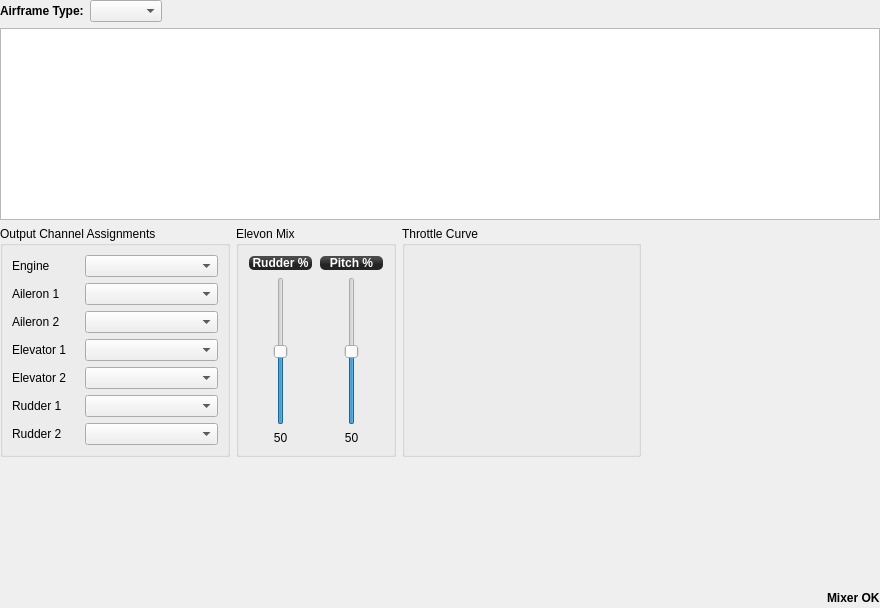
First picture: the form in ground/openpilotgcs/src/plugins/config/airframe_fixedwing.ui, repository openpilot/OpenPilot, before the edit.
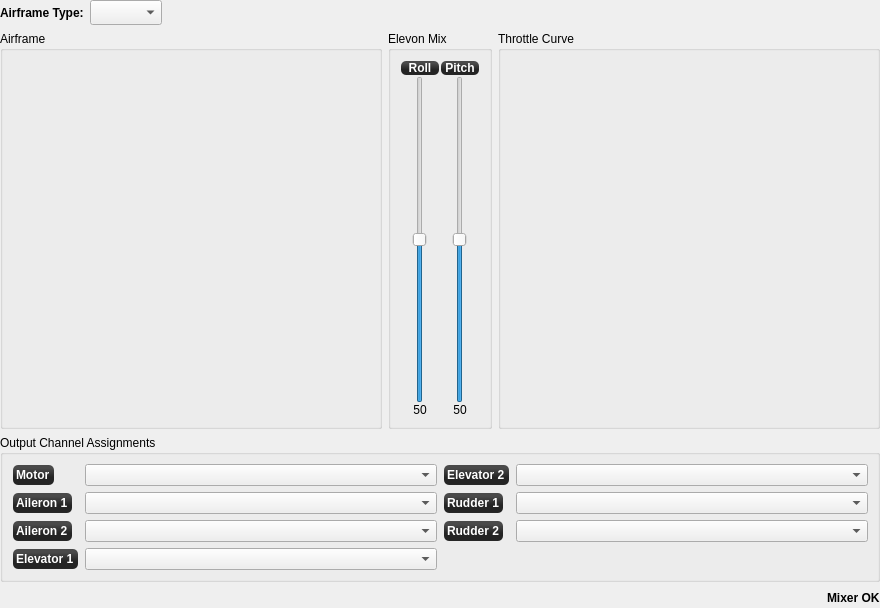
Second picture: the form after the edit. Custom widgets are drawn as their Qt base class.

Commit message: First draft of totally reworked FixedWing layout for the config plugin

```diff
--- a/ground/openpilotgcs/src/plugins/config/airframe_fixedwing.ui
+++ b/ground/openpilotgcs/src/plugins/config/airframe_fixedwing.ui
@@ -13,7 +13,7 @@
   <property name="windowTitle">
    <string>Form</string>
   </property>
-  <layout class="QVBoxLayout" name="verticalLayout_10">
+  <layout class="QGridLayout" name="gridLayout">
    <property name="leftMargin">
     <number>0</number>
    </property>
@@ -26,8 +26,310 @@
    <property name="bottomMargin">
     <number>0</number>
    </property>
-   <item>
-    <layout class="QHBoxLayout" name="horizontalLayout_2">
+   <item row="2" column="0">
+    <widget class="QGroupBox" name="groupBox_10">
+     <property name="minimumSize">
+      <size>
+       <width>10</width>
+       <height>10</height>
+      </size>
+     </property>
+     <property name="maximumSize">
+      <size>
+       <width>16777215</width>
+       <height>16777215</height>
+      </size>
+     </property>
+     <property name="title">
+      <string>Airframe</string>
+     </property>
+     <layout class="QVBoxLayout" name="verticalLayout_8" stretch="1">
+      <property name="leftMargin">
+       <number>9</number>
+      </property>
+      <property name="topMargin">
+       <number>9</number>
+      </property>
+      <property name="rightMargin">
+       <number>9</number>
+      </property>
+      <property name="bottomMargin">
+       <number>9</number>
+      </property>
+      <item>
+       <widget class="QGraphicsView" name="planeShape">
+        <property name="sizePolicy">
+         <sizepolicy hsizetype="MinimumExpanding" vsizetype="MinimumExpanding">
+          <horstretch>0</horstretch>
+          <verstretch>0</verstretch>
+         </sizepolicy>
+        </property>
+        <property name="minimumSize">
+         <size>
+          <width>10</width>
+          <height>10</height>
+         </size>
+        </property>
+        <property name="styleSheet">
+         <string notr="true">background:transparent</string>
+        </property>
+        <property name="frameShape">
+         <enum>QFrame::NoFrame</enum>
+        </property>
+        <property name="frameShadow">
+         <enum>QFrame::Plain</enum>
+        </property>
+       </widget>
+      </item>
+     </layout>
+    </widget>
+   </item>
+   <item row="2" column="2">
+    <widget class="QGroupBox" name="throttleCurveBox">
+     <property name="sizePolicy">
+      <sizepolicy hsizetype="Minimum" vsizetype="Preferred">
+       <horstretch>0</horstretch>
+       <verstretch>0</verstretch>
+      </sizepolicy>
+     </property>
+     <property name="minimumSize">
+      <size>
+       <width>10</width>
+       <height>10</height>
+      </size>
+     </property>
+     <property name="maximumSize">
+      <size>
+       <width>16777215</width>
+       <height>16777215</height>
+      </size>
+     </property>
+     <property name="title">
+      <string>Throttle Curve</string>
+     </property>
+     <layout class="QVBoxLayout" name="verticalLayout_9">
+      <property name="leftMargin">
+       <number>9</number>
+      </property>
+      <property name="topMargin">
+       <number>9</number>
+      </property>
+      <property name="rightMargin">
+       <number>9</number>
+      </property>
+      <property name="bottomMargin">
+       <number>9</number>
+      </property>
+      <item>
+       <widget class="MixerCurve" name="fixedWingThrottle" native="true">
+        <property name="sizePolicy">
+         <sizepolicy hsizetype="MinimumExpanding" vsizetype="MinimumExpanding">
+          <horstretch>0</horstretch>
+          <verstretch>0</verstretch>
+         </sizepolicy>
+        </property>
+        <property name="minimumSize">
+         <size>
+          <width>10</width>
+          <height>10</height>
+         </size>
+        </property>
+        <property name="sizeIncrement">
+         <size>
+          <width>10</width>
+          <height>10</height>
+         </size>
+        </property>
+        <property name="baseSize">
+         <size>
+          <width>50</width>
+          <height>50</height>
+         </size>
+        </property>
+       </widget>
+      </item>
+     </layout>
+    </widget>
+   </item>
+   <item row="2" column="1">
+    <widget class="QGroupBox" name="elevonMixBox">
+     <property name="maximumSize">
+      <size>
+       <width>16777215</width>
+       <height>16777215</height>
+      </size>
+     </property>
+     <property name="title">
+      <string>Elevon Mix</string>
+     </property>
+     <layout class="QGridLayout" name="gridLayout_2">
+      <property name="leftMargin">
+       <number>9</number>
+      </property>
+      <property name="topMargin">
+       <number>9</number>
+      </property>
+      <property name="rightMargin">
+       <number>9</number>
+      </property>
+      <property name="bottomMargin">
+       <number>9</number>
+      </property>
+      <property name="horizontalSpacing">
+       <number>0</number>
+      </property>
+      <item row="0" column="0">
+       <layout class="QVBoxLayout" name="verticalLayout">
+        <item>
+         <widget class="QLabel" name="elevonLabel1">
+          <property name="sizePolicy">
+           <sizepolicy hsizetype="Minimum" vsizetype="Preferred">
+            <horstretch>0</horstretch>
+            <verstretch>0</verstretch>
+           </sizepolicy>
+          </property>
+          <property name="minimumSize">
+           <size>
+            <width>40</width>
+            <height>0</height>
+           </size>
+          </property>
+          <property name="maximumSize">
+           <size>
+            <width>16777215</width>
+            <height>16777215</height>
+           </size>
+          </property>
+          <property name="styleSheet">
+           <string notr="true">background-color: qlineargradient(spread:reflect, x1:0.507, y1:0, x2:0.507, y2:0.772, stop:0.208955 rgba(74, 74, 74, 255), stop:0.78607 rgba(36, 36, 36, 255));
+color: rgb(255, 255, 255);
+border-radius: 5;
+font: bold 12px;
+margin:1px;</string>
+          </property>
+          <property name="text">
+           <string>Roll</string>
+          </property>
+          <property name="alignment">
+           <set>Qt::AlignCenter</set>
+          </property>
+         </widget>
+        </item>
+        <item>
+         <widget class="QSlider" name="elevonSlider1">
+          <property name="minimumSize">
+           <size>
+            <width>40</width>
+            <height>0</height>
+           </size>
+          </property>
+          <property name="toolTip">
+           <string>Weight of Roll mixing in percent.
+Typical values are 100% for + configuration and 50% for X configuration on quads.</string>
+          </property>
+          <property name="maximum">
+           <number>100</number>
+          </property>
+          <property name="value">
+           <number>50</number>
+          </property>
+          <property name="orientation">
+           <enum>Qt::Vertical</enum>
+          </property>
+         </widget>
+        </item>
+        <item>
+         <widget class="QLabel" name="mrRollMixValue">
+          <property name="minimumSize">
+           <size>
+            <width>40</width>
+            <height>0</height>
+           </size>
+          </property>
+          <property name="text">
+           <string>50</string>
+          </property>
+          <property name="alignment">
+           <set>Qt::AlignCenter</set>
+          </property>
+         </widget>
+        </item>
+       </layout>
+      </item>
+      <item row="0" column="1">
+       <layout class="QVBoxLayout" name="verticalLayout_2">
+        <item>
+         <widget class="QLabel" name="elevonLabel2">
+          <property name="minimumSize">
+           <size>
+            <width>40</width>
+            <height>0</height>
+           </size>
+          </property>
+          <property name="styleSheet">
+           <string notr="true">background-color: qlineargradient(spread:reflect, x1:0.507, y1:0, x2:0.507, y2:0.772, stop:0.208955 rgba(74, 74, 74, 255), stop:0.78607 rgba(36, 36, 36, 255));
+color: rgb(255, 255, 255);
+border-radius: 5;
+font: bold 12px;
+margin:1px;</string>
+          </property>
+          <property name="text">
+           <string>Pitch</string>
+          </property>
+          <property name="alignment">
+           <set>Qt::AlignCenter</set>
+          </property>
+         </widget>
+        </item>
+        <item>
+         <widget class="QSlider" name="elevonSlider2">
+          <property name="minimumSize">
+           <size>
+            <width>40</width>
+            <height>0</height>
+           </size>
+          </property>
+          <property name="toolTip">
+           <string>Weight of Pitch mixing in percent.
+Typical values are 100% for + configuration and 50% for X configuration on quads.</string>
+          </property>
+          <property name="maximum">
+           <number>100</number>
+          </property>
+          <property name="value">
+           <number>50</number>
+          </property>
+          <property name="orientation">
+           <enum>Qt::Vertical</enum>
+          </property>
+         </widget>
+        </item>
+        <item>
+         <widget class="QLabel" name="mrPitchMixValue">
+          <property name="minimumSize">
+           <size>
+            <width>40</width>
+            <height>0</height>
+           </size>
+          </property>
+          <property name="text">
+           <string>50</string>
+          </property>
+          <property name="alignment">
+           <set>Qt::AlignCenter</set>
+          </property>
+         </widget>
+        </item>
+       </layout>
+      </item>
+     </layout>
+    </widget>
+   </item>
+   <item row="0" column="0" colspan="3">
+    <layout class="QHBoxLayout" name="horizontalLayout_7">
+     <property name="sizeConstraint">
+      <enum>QLayout::SetFixedSize</enum>
+     </property>
      <item>
       <widget class="QLabel" name="label">
        <property name="font">
@@ -42,63 +344,227 @@
       </widget>
      </item>
      <item>
-      <widget class="QComboBox" name="fixedWingType"/>
-     </item>
-     <item>
-      <spacer name="horizontalSpacer_3">
-       <property name="orientation">
-        <enum>Qt::Horizontal</enum>
-       </property>
-       <property name="sizeHint" stdset="0">
-        <size>
-         <width>40</width>
-         <height>20</height>
-        </size>
-       </property>
-      </spacer>
-     </item>
-    </layout>
-   </item>
-   <item>
-    <widget class="QGraphicsView" name="planeShape">
-     <property name="sizePolicy">
-      <sizepolicy hsizetype="MinimumExpanding" vsizetype="MinimumExpanding">
-       <horstretch>0</horstretch>
-       <verstretch>0</verstretch>
-      </sizepolicy>
-     </property>
-    </widget>
-   </item>
-   <item>
-    <layout class="QHBoxLayout" name="horizontalLayout_4">
-     <property name="rightMargin">
-      <number>0</number>
-     </property>
-     <item>
-      <widget class="QGroupBox" name="channelBox">
+      <widget class="QComboBox" name="fixedWingType">
        <property name="sizePolicy">
-        <sizepolicy hsizetype="Preferred" vsizetype="Expanding">
+        <sizepolicy hsizetype="Fixed" vsizetype="Minimum">
          <horstretch>0</horstretch>
          <verstretch>0</verstretch>
         </sizepolicy>
        </property>
        <property name="minimumSize">
         <size>
-         <width>230</width>
-         <height>100</height>
+         <width>25</width>
+         <height>25</height>
         </size>
        </property>
-       <property name="title">
-        <string>Output Channel Assignments</string>
+       <property name="maximumSize">
+        <size>
+         <width>16777215</width>
+         <height>25</height>
+        </size>
        </property>
+       <property name="toolTip">
+        <string>Select the Multirotor frame type here.</string>
+       </property>
+      </widget>
+     </item>
+     <item>
+      <spacer name="horizontalSpacer_5">
+       <property name="orientation">
+        <enum>Qt::Horizontal</enum>
+       </property>
+       <property name="sizeHint" stdset="0">
+        <size>
+         <width>10</width>
+         <height>13</height>
+        </size>
+       </property>
+      </spacer>
+     </item>
+    </layout>
+   </item>
+   <item row="4" column="0" colspan="3">
+    <layout class="QHBoxLayout" name="horizontalLayout_6">
+     <item>
+      <spacer name="horizontalSpacer_6">
+       <property name="orientation">
+        <enum>Qt::Horizontal</enum>
+       </property>
+       <property name="sizeHint" stdset="0">
+        <size>
+         <width>10</width>
+         <height>20</height>
+        </size>
+       </property>
+      </spacer>
+     </item>
+     <item>
+      <widget class="QLabel" name="fwStatusLabel">
+       <property name="sizePolicy">
+        <sizepolicy hsizetype="Preferred" vsizetype="Preferred">
+         <horstretch>0</horstretch>
+         <verstretch>0</verstretch>
+        </sizepolicy>
+       </property>
+       <property name="font">
+        <font>
+         <weight>75</weight>
+         <bold>true</bold>
+        </font>
+       </property>
+       <property name="text">
+        <string>Mixer OK</string>
+       </property>
+       <property name="alignment">
+        <set>Qt::AlignLeading|Qt::AlignLeft|Qt::AlignVCenter</set>
+       </property>
+      </widget>
+     </item>
+    </layout>
+   </item>
+   <item row="3" column="0" colspan="3">
+    <widget class="QGroupBox" name="channelBox">
+     <property name="sizePolicy">
+      <sizepolicy hsizetype="Preferred" vsizetype="Preferred">
+       <horstretch>0</horstretch>
+       <verstretch>0</verstretch>
+      </sizepolicy>
+     </property>
+     <property name="minimumSize">
+      <size>
+       <width>0</width>
+       <height>140</height>
+      </size>
+     </property>
+     <property name="title">
+      <string>Output Channel Assignments</string>
+     </property>
+     <layout class="QGridLayout" name="gridLayout_7" columnstretch="1,1">
+      <property name="leftMargin">
+       <number>9</number>
+      </property>
+      <property name="topMargin">
+       <number>9</number>
+      </property>
+      <property name="rightMargin">
+       <number>9</number>
+      </property>
+      <property name="bottomMargin">
+       <number>9</number>
+      </property>
+      <item row="0" column="1" rowspan="2">
+       <layout class="QFormLayout" name="formLayout_5">
+        <property name="sizeConstraint">
+         <enum>QLayout::SetMaximumSize</enum>
+        </property>
+        <property name="fieldGrowthPolicy">
+         <enum>QFormLayout::AllNonFixedFieldsGrow</enum>
+        </property>
+        <property name="verticalSpacing">
+         <number>6</number>
+        </property>
+        <item row="0" column="0">
+         <widget class="QLabel" name="fwElevator2Label">
+          <property name="styleSheet">
+           <string notr="true">background-color: qlineargradient(spread:reflect, x1:0.507, y1:0, x2:0.507, y2:0.772, stop:0.208955 rgba(74, 74, 74, 255), stop:0.78607 rgba(36, 36, 36, 255));
+color: rgb(255, 255, 255);
+border-radius: 5;
+font: bold 12px;
+margin:1px;</string>
+          </property>
+          <property name="text">
+           <string>Elevator 2</string>
+          </property>
+         </widget>
+        </item>
+        <item row="0" column="1">
+         <widget class="QComboBox" name="fwElevator2ChannelBox">
+          <property name="enabled">
+           <bool>true</bool>
+          </property>
+          <property name="sizePolicy">
+           <sizepolicy hsizetype="Preferred" vsizetype="Fixed">
+            <horstretch>0</horstretch>
+            <verstretch>0</verstretch>
+           </sizepolicy>
+          </property>
+          <property name="toolTip">
+           <string>Assign your motor output channels using the drawing above as a reference. Respect propeller rotation.</string>
+          </property>
+         </widget>
+        </item>
+        <item row="1" column="0">
+         <widget class="QLabel" name="fwRudder1Label">
+          <property name="styleSheet">
+           <string notr="true">background-color: qlineargradient(spread:reflect, x1:0.507, y1:0, x2:0.507, y2:0.772, stop:0.208955 rgba(74, 74, 74, 255), stop:0.78607 rgba(36, 36, 36, 255));
+color: rgb(255, 255, 255);
+border-radius: 5;
+font: bold 12px;
+margin:1px;</string>
+          </property>
+          <property name="text">
+           <string>Rudder 1</string>
+          </property>
+         </widget>
+        </item>
+        <item row="1" column="1">
+         <widget class="QComboBox" name="fwRudder1ChannelBox">
+          <property name="enabled">
+           <bool>true</bool>
+          </property>
+          <property name="toolTip">
+           <string>Assign your motor output channels using the drawing above as a reference. Respect propeller rotation.</string>
+          </property>
+         </widget>
+        </item>
+        <item row="2" column="0">
+         <widget class="QLabel" name="fwRudder2Label">
+          <property name="styleSheet">
+           <string notr="true">background-color: qlineargradient(spread:reflect, x1:0.507, y1:0, x2:0.507, y2:0.772, stop:0.208955 rgba(74, 74, 74, 255), stop:0.78607 rgba(36, 36, 36, 255));
+color: rgb(255, 255, 255);
+border-radius: 5;
+font: bold 12px;
+margin:1px;</string>
+          </property>
+          <property name="text">
+           <string>Rudder 2</string>
+          </property>
+         </widget>
+        </item>
+        <item row="2" column="1">
+         <widget class="QComboBox" name="fwRudder2ChannelBox">
+          <property name="enabled">
+           <bool>true</bool>
+          </property>
+          <property name="toolTip">
+           <string>Assign your motor output channels using the drawing above as a reference. Respect propeller rotation.</string>
+          </property>
+         </widget>
+        </item>
+       </layout>
+      </item>
+      <item row="0" column="0" rowspan="2">
        <layout class="QFormLayout" name="formLayout_3">
+        <property name="sizeConstraint">
+         <enum>QLayout::SetMaximumSize</enum>
+        </property>
         <property name="fieldGrowthPolicy">
          <enum>QFormLayout::AllNonFixedFieldsGrow</enum>
         </property>
+        <property name="verticalSpacing">
+         <number>6</number>
+        </property>
         <item row="0" column="0">
          <widget class="QLabel" name="fwEngineLabel">
+          <property name="styleSheet">
+           <string notr="true">background-color: qlineargradient(spread:reflect, x1:0.507, y1:0, x2:0.507, y2:0.772, stop:0.208955 rgba(74, 74, 74, 255), stop:0.78607 rgba(36, 36, 36, 255));
+color: rgb(255, 255, 255);
+border-radius: 5;
+font: bold 12px;
+margin:1px;</string>
+          </property>
           <property name="text">
-           <string>Engine</string>
+           <string>Motor</string>
           </property>
          </widget>
         </item>
@@ -111,11 +577,12 @@
         </item>
         <item row="1" column="0">
          <widget class="QLabel" name="fwAileron1Label">
-          <property name="minimumSize">
-           <size>
-            <width>60</width>
-            <height>0</height>
-           </size>
+          <property name="styleSheet">
+           <string notr="true">background-color: qlineargradient(spread:reflect, x1:0.507, y1:0, x2:0.507, y2:0.772, stop:0.208955 rgba(74, 74, 74, 255), stop:0.78607 rgba(36, 36, 36, 255));
+color: rgb(255, 255, 255);
+border-radius: 5;
+font: bold 12px;
+margin:1px;</string>
           </property>
           <property name="text">
            <string>Aileron 1</string>
@@ -131,14 +598,12 @@
         </item>
         <item row="2" column="0">
          <widget class="QLabel" name="fwAileron2Label">
-          <property name="enabled">
-           <bool>true</bool>
-          </property>
-          <property name="minimumSize">
-           <size>
-            <width>60</width>
-            <height>0</height>
-           </size>
+          <property name="styleSheet">
+           <string notr="true">background-color: qlineargradient(spread:reflect, x1:0.507, y1:0, x2:0.507, y2:0.772, stop:0.208955 rgba(74, 74, 74, 255), stop:0.78607 rgba(36, 36, 36, 255));
+color: rgb(255, 255, 255);
+border-radius: 5;
+font: bold 12px;
+margin:1px;</string>
           </property>
           <property name="text">
            <string>Aileron 2</string>
@@ -147,9 +612,6 @@
         </item>
         <item row="2" column="1">
          <widget class="QComboBox" name="fwAileron2ChannelBox">
-          <property name="enabled">
-           <bool>true</bool>
-          </property>
           <property name="toolTip">
            <string>Select output channel for the second aileron (or elevon)</string>
           </property>
@@ -157,11 +619,12 @@
         </item>
         <item row="3" column="0">
          <widget class="QLabel" name="fwElevator1Label">
-          <property name="minimumSize">
-           <size>
-            <width>67</width>
-            <height>0</height>
-           </size>
+          <property name="styleSheet">
+           <string notr="true">background-color: qlineargradient(spread:reflect, x1:0.507, y1:0, x2:0.507, y2:0.772, stop:0.208955 rgba(74, 74, 74, 255), stop:0.78607 rgba(36, 36, 36, 255));
+color: rgb(255, 255, 255);
+border-radius: 5;
+font: bold 12px;
+margin:1px;</string>
           </property>
           <property name="text">
            <string>Elevator 1</string>
@@ -175,300 +638,10 @@
           </property>
          </widget>
         </item>
-        <item row="4" column="0">
-         <widget class="QLabel" name="fwElevator2Label">
-          <property name="enabled">
-           <bool>true</bool>
-          </property>
-          <property name="minimumSize">
-           <size>
-            <width>67</width>
-            <height>0</height>
-           </size>
-          </property>
-          <property name="text">
-           <string>Elevator 2</string>
-          </property>
-         </widget>
-        </item>
-        <item row="4" column="1">
-         <widget class="QComboBox" name="fwElevator2ChannelBox">
-          <property name="enabled">
-           <bool>true</bool>
-          </property>
-          <property name="toolTip">
-           <string>Select output channel for a secondary elevator</string>
-          </property>
-         </widget>
-        </item>
-        <item row="5" column="0">
-         <widget class="QLabel" name="fwRudder1Label">
-          <property name="text">
-           <string>Rudder 1</string>
-          </property>
-         </widget>
-        </item>
-        <item row="5" column="1">
-         <widget class="QComboBox" name="fwRudder1ChannelBox">
-          <property name="toolTip">
-           <string>Select output channel for the first rudder</string>
-          </property>
-         </widget>
-        </item>
-        <item row="6" column="0">
-         <widget class="QLabel" name="fwRudder2Label">
-          <property name="text">
-           <string>Rudder 2</string>
-          </property>
-         </widget>
-        </item>
-        <item row="6" column="1">
-         <widget class="QComboBox" name="fwRudder2ChannelBox">
-          <property name="toolTip">
-           <string>Select output channel for a secondary rudder</string>
-          </property>
-         </widget>
-        </item>
        </layout>
-      </widget>
-     </item>
-     <item>
-      <widget class="QGroupBox" name="elevonMixBox">
-       <property name="sizePolicy">
-        <sizepolicy hsizetype="Preferred" vsizetype="Expanding">
-         <horstretch>0</horstretch>
-         <verstretch>0</verstretch>
-        </sizepolicy>
-       </property>
-       <property name="title">
-        <string>Elevon Mix</string>
-       </property>
-       <layout class="QVBoxLayout" name="verticalLayout_13">
-        <item>
-         <layout class="QHBoxLayout" name="horizontalLayout_8">
-          <item>
-           <layout class="QVBoxLayout" name="verticalLayout_14">
-            <item>
-             <widget class="QLabel" name="elevonLabel1">
-              <property name="minimumSize">
-               <size>
-                <width>65</width>
-                <height>0</height>
-               </size>
-              </property>
-              <property name="styleSheet">
-               <string notr="true">background-color: qlineargradient(spread:reflect, x1:0.507, y1:0, x2:0.507, y2:0.772, stop:0.208955 rgba(74, 74, 74, 255), stop:0.78607 rgba(36, 36, 36, 255));
-color: rgb(255, 255, 255);
-border-radius: 5;
-font: bold 12px;
-margin:1px;</string>
-              </property>
-              <property name="text">
-               <string>Rudder %</string>
-              </property>
-              <property name="alignment">
-               <set>Qt::AlignCenter</set>
-              </property>
-             </widget>
-            </item>
-            <item>
-             <widget class="QSlider" name="elevonSlider1">
-              <property name="sizePolicy">
-               <sizepolicy hsizetype="Preferred" vsizetype="MinimumExpanding">
-                <horstretch>0</horstretch>
-                <verstretch>0</verstretch>
-               </sizepolicy>
-              </property>
-              <property name="maximum">
-               <number>100</number>
-              </property>
-              <property name="value">
-               <number>50</number>
-              </property>
-              <property name="orientation">
-               <enum>Qt::Vertical</enum>
-              </property>
-             </widget>
-            </item>
-            <item>
-             <widget class="QLabel" name="elevonSliderLabel1">
-              <property name="text">
-               <string>50</string>
-              </property>
-              <property name="alignment">
-               <set>Qt::AlignCenter</set>
-              </property>
-             </widget>
-            </item>
-           </layout>
-          </item>
-          <item>
-           <layout class="QVBoxLayout" name="verticalLayout_15">
-            <item>
-             <widget class="QLabel" name="elevonLabel2">
-              <property name="minimumSize">
-               <size>
-                <width>65</width>
-                <height>0</height>
-               </size>
-              </property>
-              <property name="styleSheet">
-               <string notr="true">background-color: qlineargradient(spread:reflect, x1:0.507, y1:0, x2:0.507, y2:0.772, stop:0.208955 rgba(74, 74, 74, 255), stop:0.78607 rgba(36, 36, 36, 255));
-color: rgb(255, 255, 255);
-border-radius: 5;
-font: bold 12px;
-margin:1px;</string>
-              </property>
-              <property name="text">
-               <string>Pitch %</string>
-              </property>
-              <property name="alignment">
-               <set>Qt::AlignCenter</set>
-              </property>
-             </widget>
-            </item>
-            <item>
-             <widget class="QSlider" name="elevonSlider2">
-              <property name="sizePolicy">
-               <sizepolicy hsizetype="Preferred" vsizetype="MinimumExpanding">
-                <horstretch>0</horstretch>
-                <verstretch>0</verstretch>
-               </sizepolicy>
-              </property>
-              <property name="maximum">
-               <number>100</number>
-              </property>
-              <property name="value">
-               <number>50</number>
-              </property>
-              <property name="orientation">
-               <enum>Qt::Vertical</enum>
-              </property>
-             </widget>
-            </item>
-            <item>
-             <widget class="QLabel" name="elevonSliderLabel2">
-              <property name="text">
-               <string>50</string>
-              </property>
-              <property name="alignment">
-               <set>Qt::AlignCenter</set>
-              </property>
-             </widget>
-            </item>
-           </layout>
-          </item>
-         </layout>
-        </item>
-       </layout>
-      </widget>
-     </item>
-     <item>
-      <widget class="QGroupBox" name="throttleCurveBox">
-       <property name="sizePolicy">
-        <sizepolicy hsizetype="Preferred" vsizetype="Preferred">
-         <horstretch>0</horstretch>
-         <verstretch>100</verstretch>
-        </sizepolicy>
-       </property>
-       <property name="title">
-        <string>Throttle Curve</string>
-       </property>
-       <layout class="QVBoxLayout" name="verticalLayout_16">
-        <item>
-         <widget class="MixerCurve" name="fixedWingThrottle" native="true">
-          <property name="sizePolicy">
-           <sizepolicy hsizetype="Expanding" vsizetype="Expanding">
-            <horstretch>1</horstretch>
-            <verstretch>1</verstretch>
-           </sizepolicy>
-          </property>
-          <property name="minimumSize">
-           <size>
-            <width>0</width>
-            <height>0</height>
-           </size>
-          </property>
-          <property name="maximumSize">
-           <size>
-            <width>500</width>
-            <height>500</height>
-           </size>
-          </property>
-          <property name="sizeIncrement">
-           <size>
-            <width>10</width>
-            <height>10</height>
-           </size>
-          </property>
-          <property name="baseSize">
-           <size>
-            <width>300</width>
-            <height>350</height>
-           </size>
-          </property>
-         </widget>
-        </item>
-       </layout>
-      </widget>
-     </item>
-     <item>
-      <spacer name="horizontalSpacer">
-       <property name="orientation">
-        <enum>Qt::Horizontal</enum>
-       </property>
-       <property name="sizeHint" stdset="0">
-        <size>
-         <width>0</width>
-         <height>20</height>
-        </size>
-       </property>
-      </spacer>
-     </item>
-    </layout>
-   </item>
-   <item>
-    <spacer name="verticalSpacer">
-     <property name="orientation">
-      <enum>Qt::Vertical</enum>
-     </property>
-     <property name="sizeHint" stdset="0">
-      <size>
-       <width>20</width>
-       <height>40</height>
-      </size>
-     </property>
-    </spacer>
-   </item>
-   <item>
-    <layout class="QHBoxLayout" name="bottomLayout">
-     <item>
-      <spacer name="horizontalSpacer_11">
-       <property name="orientation">
-        <enum>Qt::Horizontal</enum>
-       </property>
-       <property name="sizeHint" stdset="0">
-        <size>
-         <width>40</width>
-         <height>20</height>
-        </size>
-       </property>
-      </spacer>
-     </item>
-     <item>
-      <widget class="QLabel" name="fwStatusLabel">
-       <property name="font">
-        <font>
-         <weight>75</weight>
-         <bold>true</bold>
-        </font>
-       </property>
-       <property name="text">
-        <string>Mixer OK</string>
-       </property>
-      </widget>
-     </item>
-    </layout>
+      </item>
+     </layout>
+    </widget>
    </item>
   </layout>
  </widget>
```
Left out of the diff: 43 changed lines with no effect on the pictures.
